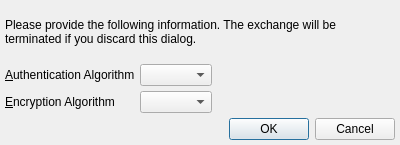
The window that branches/trunk/GoldBug-UI/forwardsecrecyalgorithmsselection.ui (textbrowser/spot-on) describes before a commit, drawn with Qt 5.
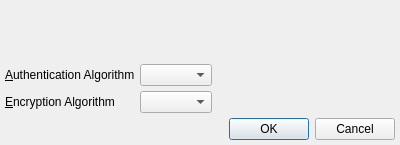
The same window after the commit. Icons and pictures are not drawn.

```diff
--- a/branches/trunk/GoldBug-UI/forwardsecrecyalgorithmsselection.ui
+++ b/branches/trunk/GoldBug-UI/forwardsecrecyalgorithmsselection.ui
@@ -23,9 +23,6 @@
    </property>
    <item>
     <widget class="QLabel" name="label">
-     <property name="text">
-      <string>Please provide the following information. The exchange will be terminated if you discard this dialog.</string>
-     </property>
      <property name="wordWrap">
       <bool>true</bool>
      </property>
```
